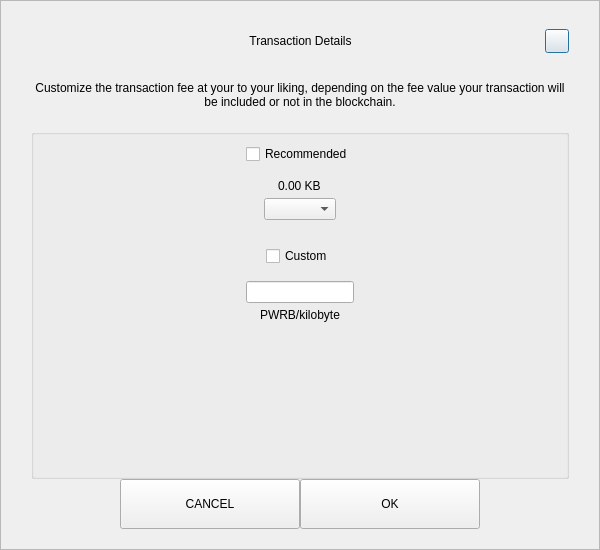
Above: src/qt/pwrb/forms/sendcustomfeedialog.ui from PWRB-Project/PWRB before the change. Below: the same form after it.
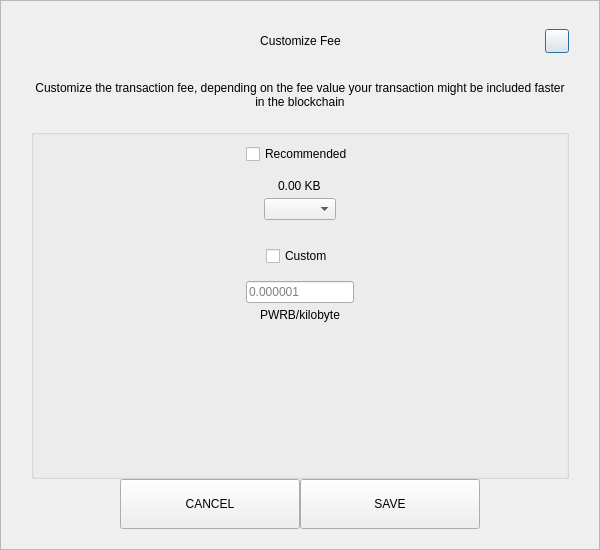
That is the form after the change.

Patch:
```diff
--- a/src/qt/pwrb/forms/sendcustomfeedialog.ui
+++ b/src/qt/pwrb/forms/sendcustomfeedialog.ui
@@ -92,7 +92,7 @@
            <string notr="true">padding-left:24px;</string>
           </property>
           <property name="text">
-           <string>Transaction Details</string>
+           <string>Customize Fee</string>
           </property>
           <property name="alignment">
            <set>Qt::AlignCenter</set>
@@ -155,7 +155,7 @@
       <item>
        <widget class="QLabel" name="labelMessage">
         <property name="text">
-         <string>Customize the transaction fee at your to your liking, depending on the fee value your transaction will be included or not in the blockchain.</string>
+         <string>Customize the transaction fee, depending on the fee value your transaction might be included faster in the blockchain</string>
         </property>
         <property name="alignment">
          <set>Qt::AlignCenter</set>
@@ -278,7 +278,11 @@
             </spacer>
            </item>
            <item alignment="Qt::AlignHCenter">
-            <widget class="QLineEdit" name="lineEditCustomFee"/>
+            <widget class="QLineEdit" name="lineEditCustomFee">
+             <property name="placeholderText">
+              <string notr="true">0.000001</string>
+             </property>
+            </widget>
            </item>
            <item alignment="Qt::AlignHCenter">
             <widget class="QLabel" name="labelCustomFee">
@@ -348,7 +352,7 @@
            <enum>Qt::NoFocus</enum>
           </property>
           <property name="text">
-           <string>OK</string>
+           <string>SAVE</string>
           </property>
          </widget>
         </item>
```
